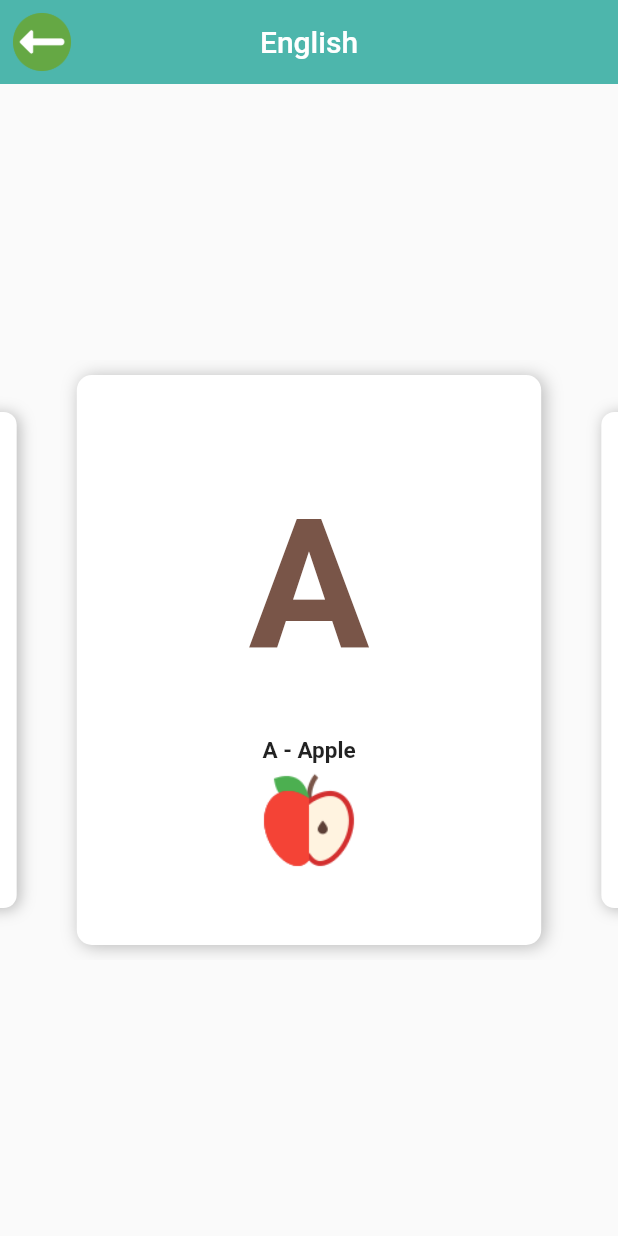
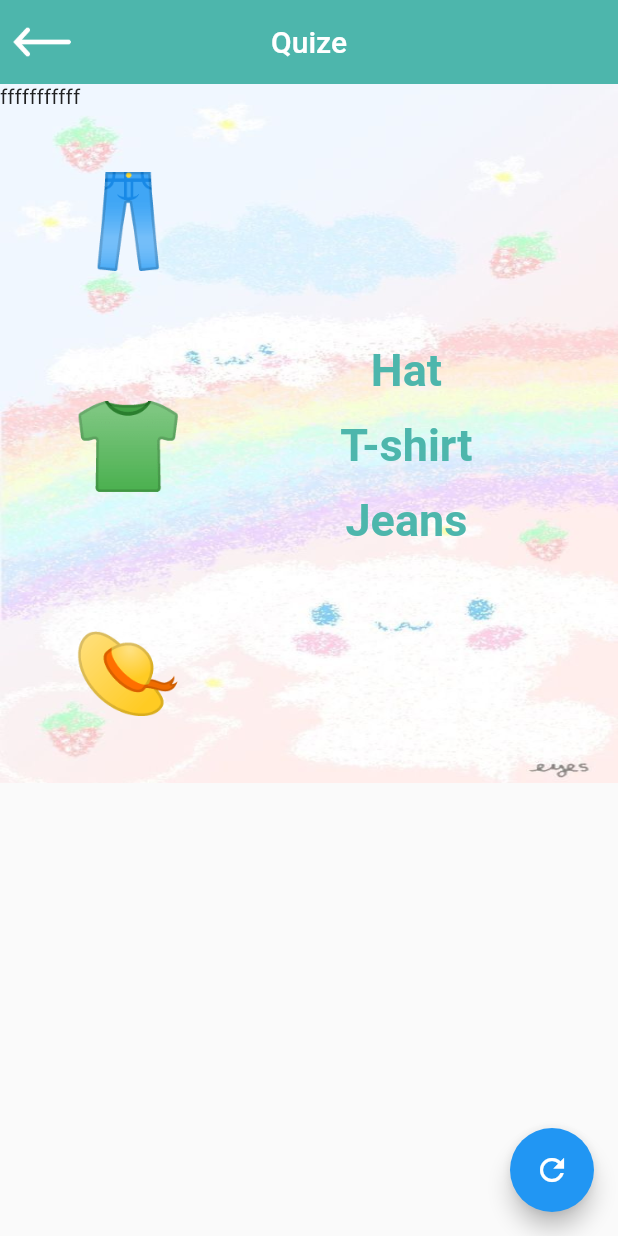
Before and after one commit to Rana996/GP-project, a Flutter app: the screen it shows after launch, after a tap on "English", on a phone screen of 412 x 824 dp. Run offline on Flutter 3.47's test engine with Material 2 defaults, Android fonts, the phone set to English and light mode, and no system bars; drawn by our look-alikes of carousel_slider; our stand-ins replace audioplayers, video_player; Roboto replaces fonts that are missing (Comic, comic).

Commit message:
add quize

```diff
--- a/lib/home.dart
+++ b/lib/home.dart
@@ -12,6 +12,7 @@ import 'package:gp/sara/v_and_f.dart';
 import 'package:gp/wessam/alp.dart';
 import 'package:gp/wessam/alp_slide.dart';
 import 'package:gp/wessam/clo_slide.dart';
+import 'package:gp/wessam/coQuize.dart';
 import 'package:gp/wessam/co_slide.dart';
 import 'package:gp/wessam/co_vedio.dart';
 import 'package:gp/wessam/eng_slide.dart';
@@ -178,7 +179,7 @@ class _HomeState extends State<Home> with SingleTickerProviderStateMixin {
                             Navigator.push(
                                 context,
                                 MaterialPageRoute(
-                                    builder: (context) => EngSlider()));
+                                    builder: (context) => CoQuize()));
                           },
                           child: Padding(
                             padding: EdgeInsets.all(10.0),
--- /dev/null
+++ b/lib/wessam/coQuize.dart
@@ -0,0 +1,161 @@
+import 'dart:math';
+import 'package:audioplayers/audio_cache.dart';
+import 'package:flutter/material.dart';
+
+var finalScore = 0;
+
+class CoQuize extends StatefulWidget {
+  @override
+  _CoQuizeState createState() => _CoQuizeState();
+}
+
+class _CoQuizeState extends State<CoQuize> {
+  var player = AudioCache();
+  Map<String, bool> score = {};
+  Map<String, String> choices = {
+    '👖': "Jeans",
+    '👕': "T-shirt",
+    '👒': "Hat",
+    // '👗': "dress",
+    //'👢': "Boots",
+  };
+  int index = 0;
+  @override
+  void initState() {
+    super.initState();
+  }
+
+  @override
+  Widget build(BuildContext context) {
+    return Scaffold(
+      appBar: AppBar(
+        leading: IconButton(
+          onPressed: () {
+            Navigator.pop(context);
+          },
+          icon: Image.asset('images/arrow.png'),
+        ),
+        backgroundColor: Colors.teal[300],
+        elevation: 0.0,
+        centerTitle: true,
+        title: Text(
+          " Quize ",
+          style: TextStyle(fontFamily: 'Comic'),
+        ),
+      ),
+      body: Container(
+          decoration: BoxDecoration(
+              image: DecorationImage(
+            image: AssetImage('images/coq.jpg'),
+            fit: BoxFit.fill,
+          )),
+          child: Container(
+            child: SingleChildScrollView(
+              child: Column(
+                children: [
+                  Row(
+                    children: [Text("fffffffffff")],
+                  ),
+                  Row(
+                    mainAxisAlignment: MainAxisAlignment.spaceEvenly,
+                    children: <Widget>[
+                      Column(
+                        mainAxisAlignment: MainAxisAlignment.spaceAround,
+                        crossAxisAlignment: CrossAxisAlignment.end,
+                        children: choices.keys.map((element) {
+                          return Expanded(
+                            child: Draggable<String>(
+                              data: element,
+                              child: Movable(
+                                  score[element] == true ? '✔️' : element),
+                              feedback: Movable(element),
+                              childWhenDragging: Movable(element),
+                            ),
+                          );
+                        }).toList(),
+                      ),
+                      Column(
+                        mainAxisAlignment: MainAxisAlignment.spaceAround,
+                        crossAxisAlignment: CrossAxisAlignment.start,
+                        children: choices.keys.map((element) {
+                          return buildTarget(element);
+                        }).toList()
+                          ..shuffle(Random(index)),
+                      ),
+                    ],
+                  ),
+                ],
+              ),
+            ),
+          )),
+      floatingActionButton: FloatingActionButton(
+        child: Icon(Icons.refresh),
+        onPressed: () {
+          setState(() {
+            score.clear();
+            index++;
+          });
+        },
+      ),
+    );
+  }
+
+  Widget buildTarget(element) {
+    return DragTarget<String>(
+      builder: (context, incoming, rejected) {
+        if (score[element] == true) {
+          return Container(
+            // color: Colors.,
+            child: Text('Congratulations !'),
+            alignment: Alignment.center,
+            height: 100,
+            width: 200,
+          );
+        } else {
+          return Container(
+            alignment: Alignment.center,
+            child: Text(
+              choices[element],
+              style: TextStyle(
+                fontFamily: 'comic',
+                fontSize: 30,
+                color: Colors.teal[300],
+                fontWeight: FontWeight.bold,
+              ),
+            ),
+            height: 50,
+            width: 200,
+          );
+        }
+      },
+      onWillAccept: (data) => data == element,
+      onAccept: (data) {
+        setState(() {
+          score[element] = true;
+          player.play('true.mp3');
+        });
+      },
+      onLeave: (data) {},
+    );
+  }
+}
+
+class Movable extends StatelessWidget {
+  String emoji;
+  Movable(this.emoji);
+  @override
+  Widget build(BuildContext context) {
+    return Material(
+      color: Colors.transparent,
+      child: Container(
+        alignment: Alignment.center,
+        padding: EdgeInsets.all(7),
+        height: 150,
+        child: Text(
+          emoji,
+          style: TextStyle(color: Colors.black, fontSize: 60),
+        ),
+      ),
+    );
+  }
+}
--- a/pubspec.yaml
+++ b/pubspec.yaml
@@ -149,6 +149,9 @@ flutter:
     - images/eng/yacht.png
     - images/videoback.jpg
     - images/arrow.png
+    - images/english.jpeg
+    - images/alpa.jpeg
+    - images/coq.jpg
     - assets/خروف.mp3
     - assets/ديك.mp3
     - assets/ذئب.mp3
@@ -219,6 +222,7 @@ flutter:
     - assets/x.mp3
     - assets/y.mp3
     - assets/z.mp3
+    - assets/true.mp3
     - assets/covideo.mp4
 
 
```
Also changed, not shown: lib/wessam/alp_slide.dart (+28 -12 lines), lib/wessam/co_vedio.dart (+12 -4 lines), lib/wessam/eng_slide.dart (+55 -1 lines), images/alpa.jpeg (added), images/coq.jpg (added), images/english.jpeg (added), images/list.jpg (added), 1 other file.
